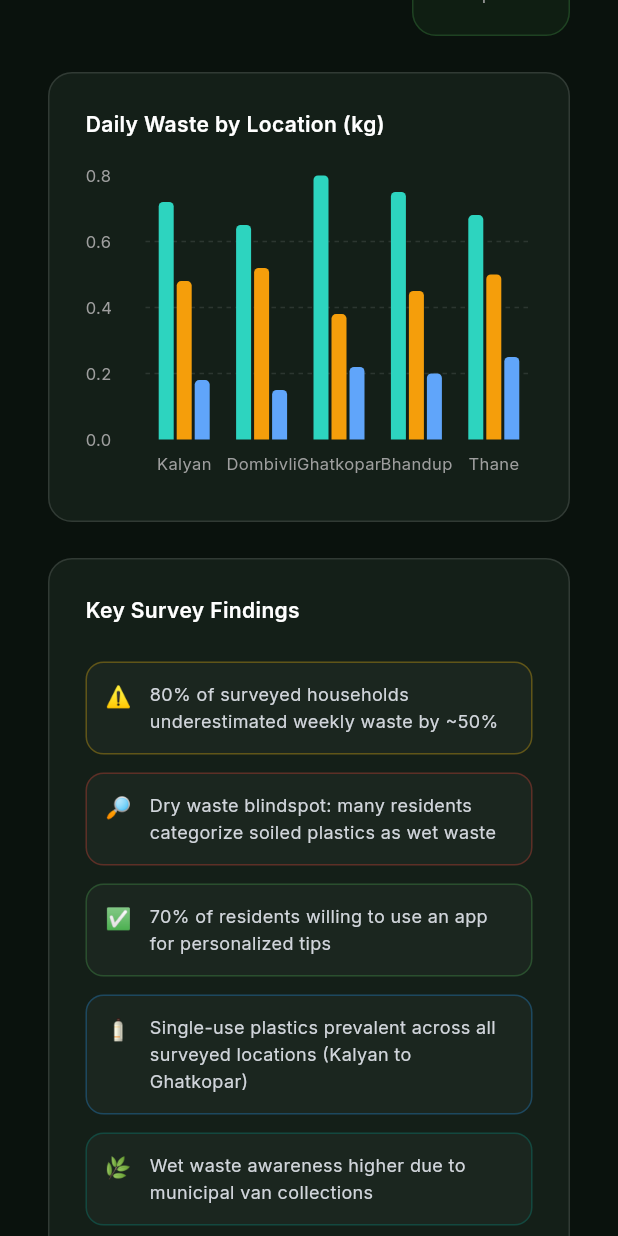
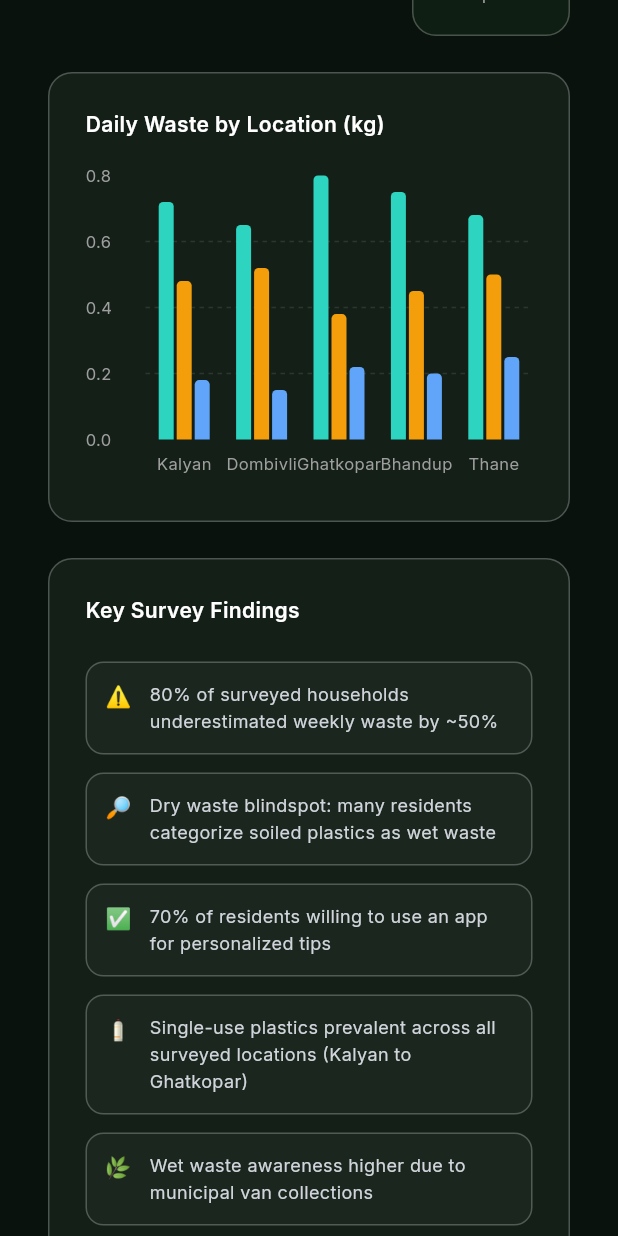
Before and after one commit to srubyy/Ciclo, a Flutter app: the CommunityScreen widget shown alone on an empty page, opened directly, scrolled down 576 dp, on a phone screen of 412 x 824 dp. Run offline on Flutter 3.47's test engine with Material 3 defaults, Android fonts, the phone set to English and light mode, and no system bars; drawn by our look-alikes of fl_chart; our stand-ins replace google_fonts, lucide_icons.

Commit message:
style: Change container borders to white across Community Screen

```diff
--- a/lib/community.dart
+++ b/lib/community.dart
@@ -56,7 +56,7 @@ class CommunityScreen extends StatelessWidget {
                 padding: const EdgeInsets.all(24),
                 decoration: BoxDecoration(
                   color: const Color(0xFF141f18),
-                  border: Border.all(color: const Color(0xFF4ade80).withOpacity(0.2)),
+                  border: Border.all(color: Colors.white24),
                   borderRadius: BorderRadius.circular(16),
                 ),
                 child: Row(
@@ -96,7 +96,7 @@ class CommunityScreen extends StatelessWidget {
                   Expanded(
                     child: Container(
                       padding: const EdgeInsets.all(20),
-                      decoration: BoxDecoration(color: const Color(0xFF141f18), border: Border.all(color: const Color(0xFF4ade80).withOpacity(0.2)), borderRadius: BorderRadius.circular(16)),
+                      decoration: BoxDecoration(color: const Color(0xFF141f18), border: Border.all(color: Colors.white24), borderRadius: BorderRadius.circular(16)),
                       child: Column(
                         crossAxisAlignment: CrossAxisAlignment.start,
                         children: [
@@ -120,7 +120,7 @@ class CommunityScreen extends StatelessWidget {
                   Expanded(
                     child: Container(
                       padding: const EdgeInsets.all(20),
-                      decoration: BoxDecoration(color: const Color(0xFF141f18), border: Border.all(color: Colors.white12), borderRadius: BorderRadius.circular(16)),
+                      decoration: BoxDecoration(color: const Color(0xFF141f18), border: Border.all(color: Colors.white24), borderRadius: BorderRadius.circular(16)),
                       child: Column(
                         crossAxisAlignment: CrossAxisAlignment.start,
                         children: [
@@ -146,7 +146,7 @@ class CommunityScreen extends StatelessWidget {
                       padding: const EdgeInsets.all(20),
                       decoration: BoxDecoration(
                         color: diff <= 0 ? Colors.green.withOpacity(0.08) : Colors.red.withOpacity(0.08),
-                        border: Border.all(color: diff <= 0 ? Colors.green.withOpacity(0.25) : Colors.red.withOpacity(0.25)),
+                        border: Border.all(color: Colors.white24),
                         borderRadius: BorderRadius.circular(16)
                       ),
                       child: Column(
@@ -169,7 +169,7 @@ class CommunityScreen extends StatelessWidget {
               Container(
                 height: 300,
                 padding: const EdgeInsets.all(24),
-                decoration: BoxDecoration(color: const Color(0xFF141f18), border: Border.all(color: Colors.white12), borderRadius: BorderRadius.circular(16)),
+                decoration: BoxDecoration(color: const Color(0xFF141f18), border: Border.all(color: Colors.white24), borderRadius: BorderRadius.circular(16)),
                 child: Column(
                   crossAxisAlignment: CrossAxisAlignment.start,
                   children: [
@@ -226,7 +226,7 @@ class CommunityScreen extends StatelessWidget {
                   Expanded(
                     child: Container(
                       padding: const EdgeInsets.all(24),
-                      decoration: BoxDecoration(color: const Color(0xFF141f18), border: Border.all(color: Colors.white12), borderRadius: BorderRadius.circular(16)),
+                      decoration: BoxDecoration(color: const Color(0xFF141f18), border: Border.all(color: Colors.white24), borderRadius: BorderRadius.circular(16)),
                       child: Column(
                         crossAxisAlignment: CrossAxisAlignment.start,
                         children: [
@@ -251,7 +251,7 @@ class CommunityScreen extends StatelessWidget {
                         child: Container(
                           height: 320, // matching rough height of Findings
                           padding: const EdgeInsets.all(24),
-                          decoration: BoxDecoration(color: const Color(0xFF141f18), border: Border.all(color: Colors.white12), borderRadius: BorderRadius.circular(16)),
+                          decoration: BoxDecoration(color: const Color(0xFF141f18), border: Border.all(color: Colors.white24), borderRadius: BorderRadius.circular(16)),
                           child: Column(
                             crossAxisAlignment: CrossAxisAlignment.start,
                             children: [
@@ -344,7 +344,7 @@ class CommunityScreen extends StatelessWidget {
       padding: const EdgeInsets.all(12),
       decoration: BoxDecoration(
         color: Colors.white.withOpacity(0.03),
-        border: Border.all(color: color),
+        border: Border.all(color: Colors.white24),
         borderRadius: BorderRadius.circular(12),
       ),
       child: Row(
--- a/test.dart
+++ /dev/null
@@ -1,4 +0,0 @@
-import 'package:fl_chart/fl_chart.dart';
-void main() {
-  var title = RadarChartTitle(text: 'Hello');
-}
--- a/test_fl_chart.dart
+++ /dev/null
@@ -1,4 +0,0 @@
-import 'package:fl_chart/fl_chart.dart';
-void main() {
-  const title = RadarChartTitle(text: 'Hello');
-}
```
